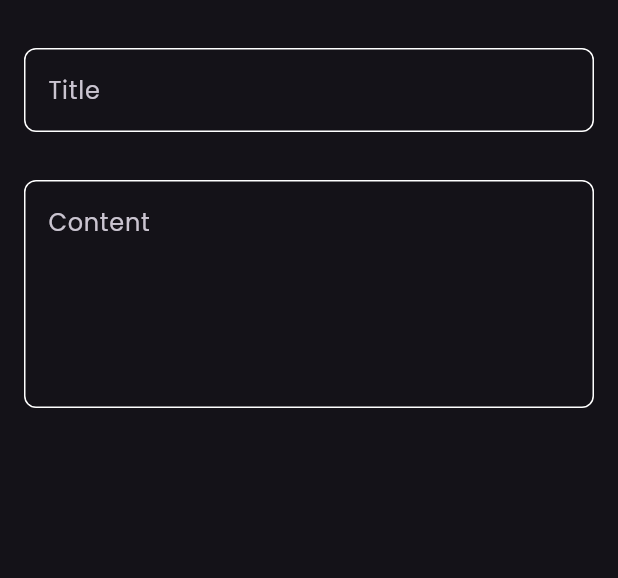
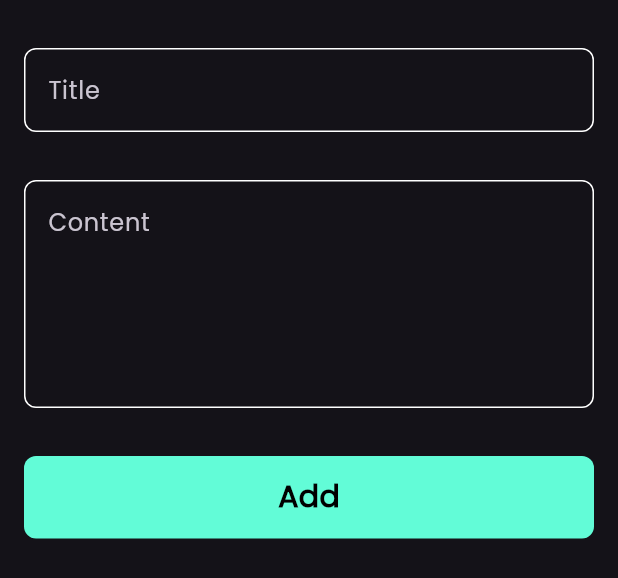
Before and after one commit to ayman429/notes_app, a Flutter app: the AddNoteButtomSheet widget shown alone on an empty page, opened directly, on a phone screen of 412 x 824 dp. Shown: the top 578 px of the screen. Run offline on Flutter 3.47's test engine with Material 3 defaults, Android fonts, the phone set to English and light mode, and no system bars; our stand-ins replace font_awesome_flutter.

Commit message:
finsh notes buttom sheet

```diff
--- a/lib/views/widgets/add_note_buttom_sheet.dart
+++ b/lib/views/widgets/add_note_buttom_sheet.dart
@@ -1,5 +1,7 @@
 import 'package:flutter/material.dart';
+import 'package:notes_app/constants.dart';
 
+import 'custom_button.dart';
 import 'custom_text_field.dart';
 
 class AddNoteButtomSheet extends StatelessWidget {
@@ -9,6 +11,7 @@ class AddNoteButtomSheet extends StatelessWidget {
   Widget build(BuildContext context) {
     return Padding(
       padding: const EdgeInsets.symmetric(horizontal: 16),
+      child: SingleChildScrollView(
         child: Column(
           children: [
             const SizedBox(
@@ -17,7 +20,11 @@ class AddNoteButtomSheet extends StatelessWidget {
             CustomTextField(hintText: 'Title'),
             const SizedBox(height: 32),
             CustomTextField(hintText: 'Content', maxLines: 5),
+            const SizedBox(height: 32),
+            const CustomButton(),
+            const SizedBox(height: 16),
           ],
+        ),
       ),
     );
   }
--- /dev/null
+++ b/lib/views/widgets/custom_button.dart
@@ -0,0 +1,26 @@
+import 'package:flutter/material.dart';
+
+import '../../constants.dart';
+
+class CustomButton extends StatelessWidget {
+  const CustomButton({super.key});
+
+  @override
+  Widget build(BuildContext context) {
+    return Container(
+      width: MediaQuery.sizeOf(context).width,
+      height: 55,
+      decoration: BoxDecoration(
+        color: KPrimaryColor,
+        borderRadius: BorderRadius.circular(8),
+      ),
+      child: const Center(
+        child: Text(
+          "Add",
+          style: TextStyle(
+              fontWeight: FontWeight.bold, fontSize: 20, color: Colors.black),
+        ),
+      ),
+    );
+  }
+}
```
Lines whose indentation alone changed are shown as unchanged.
